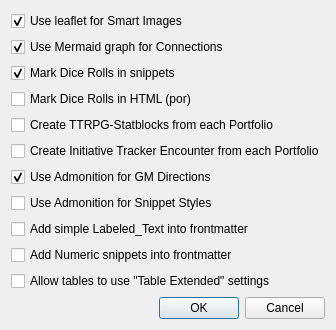
The window that obsidiandialog.ui (farling42/RWoutput) describes before a commit, drawn with Qt 5.
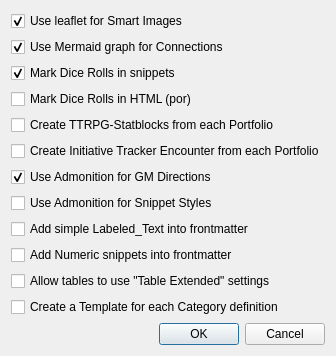
The same window after the commit.

Commit message: Add option to create MD template files from RW structure

```diff
--- a/obsidiandialog.ui
+++ b/obsidiandialog.ui
@@ -7,7 +7,7 @@
     <x>0</x>
     <y>0</y>
     <width>304</width>
-    <height>294</height>
+    <height>317</height>
    </rect>
   </property>
   <property name="windowTitle">
@@ -103,6 +103,13 @@
      </property>
     </widget>
    </item>
+   <item>
+    <widget class="QCheckBox" name="createCategoryTemplates">
+     <property name="text">
+      <string>Create a Template for each Category definition</string>
+     </property>
+    </widget>
+   </item>
    <item>
     <widget class="QDialogButtonBox" name="buttonBox">
      <property name="orientation">
```
The commit also changes 4 other files.
